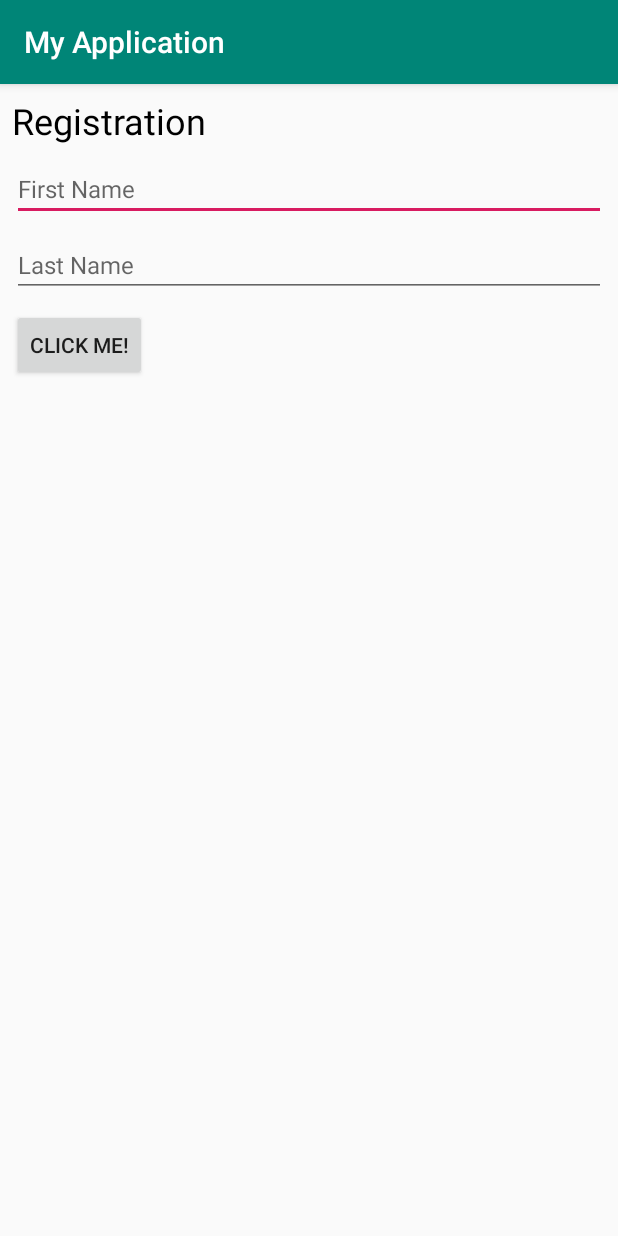
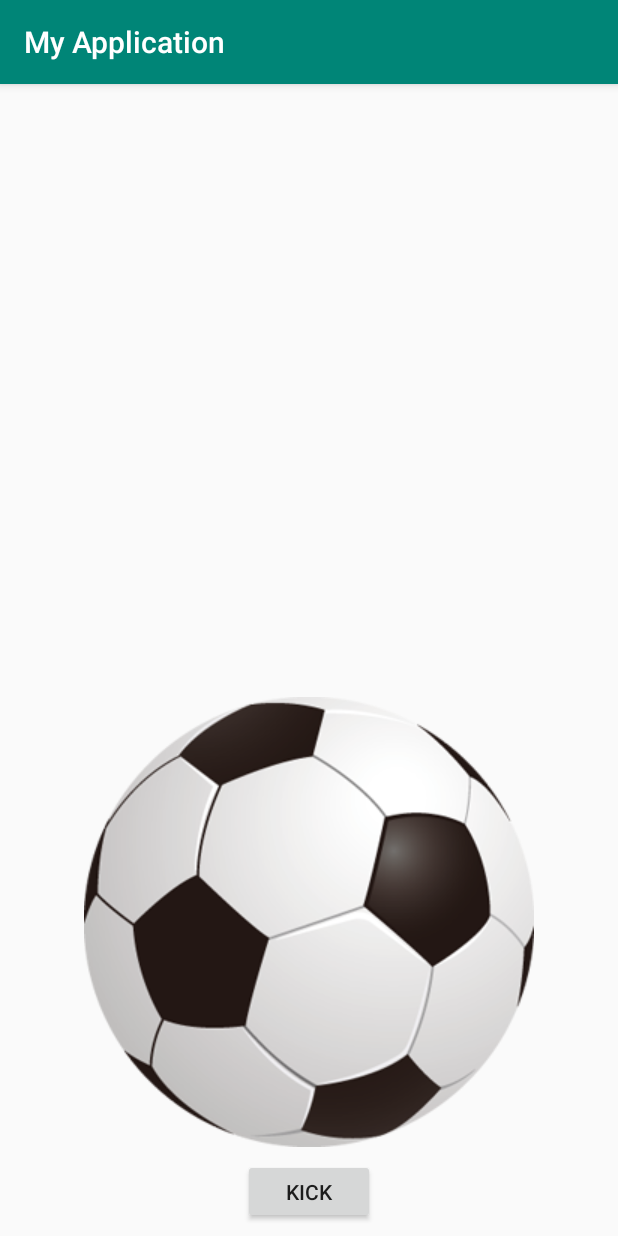
Before and after one commit to alexandersimolaIT/steamed_hams, an Android app: the screen it shows after launch (MainActivity), on a phone screen of 412 x 824 dp. Run offline under Robolectric (Android 15) with nearby library versions, the phone set to English and light mode, and no system bars.

```diff
--- a/app/src/main/java/com/example/myapplication/MainActivity.java
+++ b/app/src/main/java/com/example/myapplication/MainActivity.java
@@ -2,12 +2,34 @@ package com.example.myapplication;
 
 import android.support.v7.app.AppCompatActivity;
 import android.os.Bundle;
+import android.view.View;
+import android.widget.Button;
+import android.widget.ImageView;
+
+import java.util.Random;
 
 public class MainActivity extends AppCompatActivity {
+
+    private Button buttonKick;
+    private ImageView imageBall;
 
     @Override
     protected void onCreate(Bundle savedInstanceState) {
         super.onCreate(savedInstanceState);
         setContentView(R.layout.activity_main);
+
+        buttonKick = findViewById(R.id.btnKick);
+        imageBall = findViewById(R.id.imgBall);
+
+        buttonKick.setOnClickListener(new View.OnClickListener() {
+            @Override
+            public void onClick(View v) {
+                moveBall();
+            }
+        });
+    }
+
+    private void moveBall() {
+        // do stuff
     }
 }
--- a/app/src/main/res/layout/activity_main.xml
+++ b/app/src/main/res/layout/activity_main.xml
@@ -6,51 +6,28 @@
     android:layout_height="match_parent"
     tools:context=".MainActivity">
 
-    <TextView
-        android:id="@+id/title"
+    <Button
+        android:id="@+id/btnKick"
+        android:layout_width="wrap_content"
+        android:layout_height="43dp"
+        android:layout_marginStart="8dp"
+        android:layout_marginEnd="8dp"
+        android:layout_marginBottom="8dp"
+        android:text="Kick"
+        app:layout_constraintBottom_toBottomOf="parent"
+        app:layout_constraintEnd_toEndOf="parent"
+        app:layout_constraintStart_toStartOf="parent" />
+
+    <ImageView
+        android:id="@+id/imgBall"
         android:layout_width="wrap_content"
         android:layout_height="wrap_content"
-        android:layout_marginLeft="8dp"
-        android:layout_marginTop="8dp"
-        android:text="Registration"
-        android:textColor="#000000"
-        android:textSize="24sp"
-        app:layout_constraintLeft_toLeftOf="parent"
-        app:layout_constraintTop_toTopOf="parent" />
-
-    <EditText
-        android:id="@+id/firstName"
-        android:layout_width="match_parent"
-        android:layout_height="wrap_content"
         android:layout_marginStart="8dp"
-        android:layout_marginTop="8dp"
         android:layout_marginEnd="8dp"
-        android:hint="First Name"
-        android:textSize="16sp"
+        android:layout_marginBottom="8dp"
+        app:layout_constraintBottom_toTopOf="@+id/btnKick"
         app:layout_constraintEnd_toEndOf="parent"
         app:layout_constraintStart_toStartOf="parent"
-        app:layout_constraintTop_toBottomOf="@id/title" />
-
-    <EditText
-        android:id="@+id/lastName"
-        android:layout_width="match_parent"
-        android:layout_height="wrap_content"
-        android:layout_marginStart="8dp"
-        android:layout_marginTop="8dp"
-        android:layout_marginEnd="8dp"
-        android:hint="Last Name"
-        android:textSize="16sp"
-        app:layout_constraintEnd_toEndOf="parent"
-        app:layout_constraintStart_toStartOf="parent"
-        app:layout_constraintTop_toBottomOf="@id/firstName" />
-
-    <Button
-        android:layout_width="wrap_content"
-        android:layout_height="wrap_content"
-        android:layout_marginLeft="8dp"
-        android:layout_marginTop="8dp"
-        android:text="Click me!"
-        app:layout_constraintLeft_toLeftOf="parent"
-        app:layout_constraintTop_toBottomOf="@+id/lastName" />
+        app:srcCompat="@drawable/mini_balon_soccer" />
 
 </android.support.constraint.ConstraintLayout>
```
Also changed, not shown: app/src/main/res/drawable/mini_balon_soccer.png (added), 1 other file.
